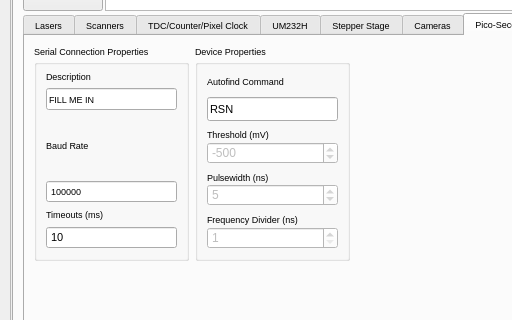
Qt form gui/settingswindow.ui (Th3Tr00p3r/gSTED-sFCS) before a commit; both pictures show x 0 to 512 and y 150 to 470 of the 700 by 700 pixel window.
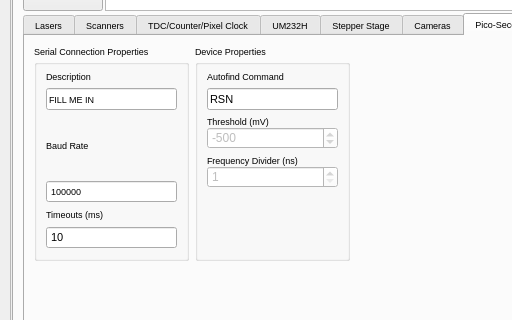
The same form after that commit. Icons and pictures are not drawn.

Commit message: added manual pulsewidth control to delayer. No longer requiring STED measurement for TDC calibration in SFCSExperiment method calibrate_tdc(). Other minor changes.

Patch:
```diff
--- a/gui/settingswindow.ui
+++ b/gui/settingswindow.ui
@@ -2766,7 +2766,7 @@
                     <property name="title">
                      <string>Device Properties</string>
                     </property>
-                    <layout class="QVBoxLayout" name="verticalLayout_17">
+                    <layout class="QVBoxLayout" name="verticalLayout_17" stretch="1,1,1,10">
                      <item>
                       <layout class="QVBoxLayout" name="verticalLayout_35">
                        <item>
@@ -2864,59 +2864,6 @@
                        </item>
                       </layout>
                      </item>
-                     <item>
-                      <layout class="QVBoxLayout" name="verticalLayout_104">
-                       <property name="spacing">
-                        <number>0</number>
-                       </property>
-                       <item>
-                        <widget class="QLabel" name="label_92">
-                         <property name="minimumSize">
-                          <size>
-                           <width>60</width>
-                           <height>0</height>
-                          </size>
-                         </property>
-                         <property name="font">
-                          <font>
-                           <pointsize>7</pointsize>
-                          </font>
-                         </property>
-                         <property name="text">
-                          <string>Pulsewidth (ns)</string>
-                         </property>
-                        </widget>
-                       </item>
-                       <item>
-                        <widget class="QSpinBox" name="psdPulsewidth_ns">
-                         <property name="enabled">
-                          <bool>false</bool>
-                         </property>
-                         <property name="styleSheet">
-                          <string notr="true">background-color: rgb(255, 255, 255);</string>
-                         </property>
-                         <property name="readOnly">
-                          <bool>false</bool>
-                         </property>
-                         <property name="buttonSymbols">
-                          <enum>QAbstractSpinBox::UpDownArrows</enum>
-                         </property>
-                         <property name="minimum">
-                          <number>1</number>
-                         </property>
-                         <property name="maximum">
-                          <number>250</number>
-                         </property>
-                         <property name="singleStep">
-                          <number>10</number>
-                         </property>
-                         <property name="value">
-                          <number>5</number>
-                         </property>
-                        </widget>
-                       </item>
-                      </layout>
-                     </item>
                      <item>
                       <layout class="QVBoxLayout" name="verticalLayout_108">
                        <property name="spacing">
@@ -2967,6 +2914,19 @@
                        </item>
                       </layout>
                      </item>
+                     <item>
+                      <spacer name="verticalSpacer_10">
+                       <property name="orientation">
+                        <enum>Qt::Vertical</enum>
+                       </property>
+                       <property name="sizeHint" stdset="0">
+                        <size>
+                         <width>20</width>
+                         <height>40</height>
+                        </size>
+                       </property>
+                      </spacer>
+                     </item>
                     </layout>
                    </widget>
                   </item>
```
The commit also changes 8 other files.
